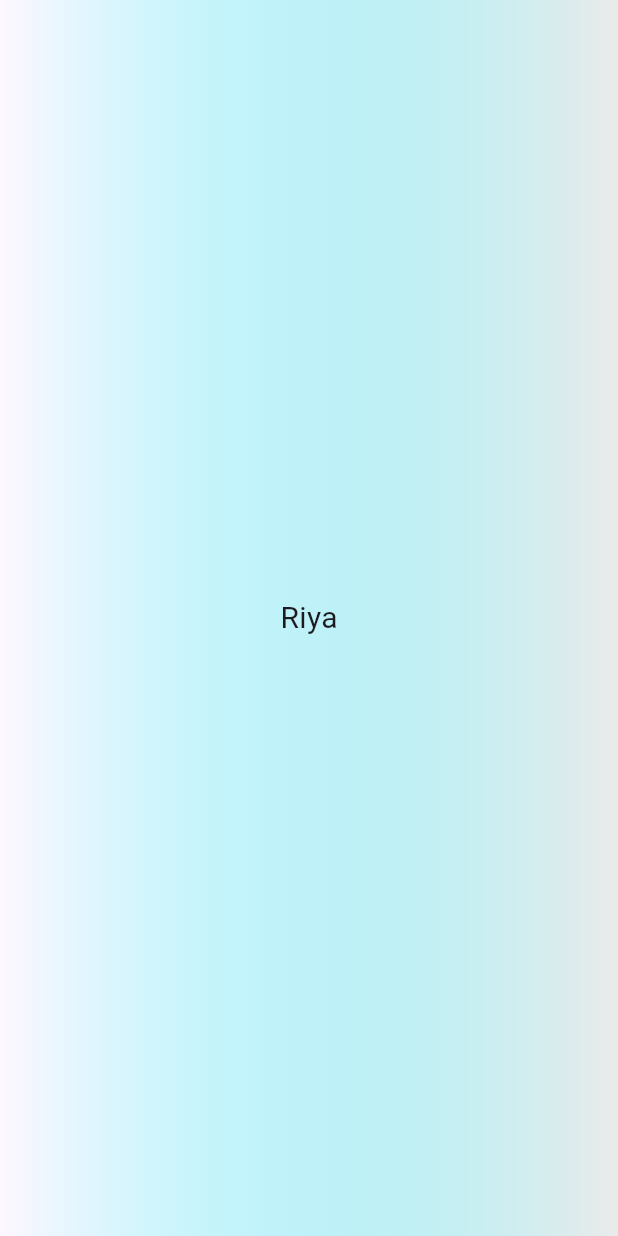
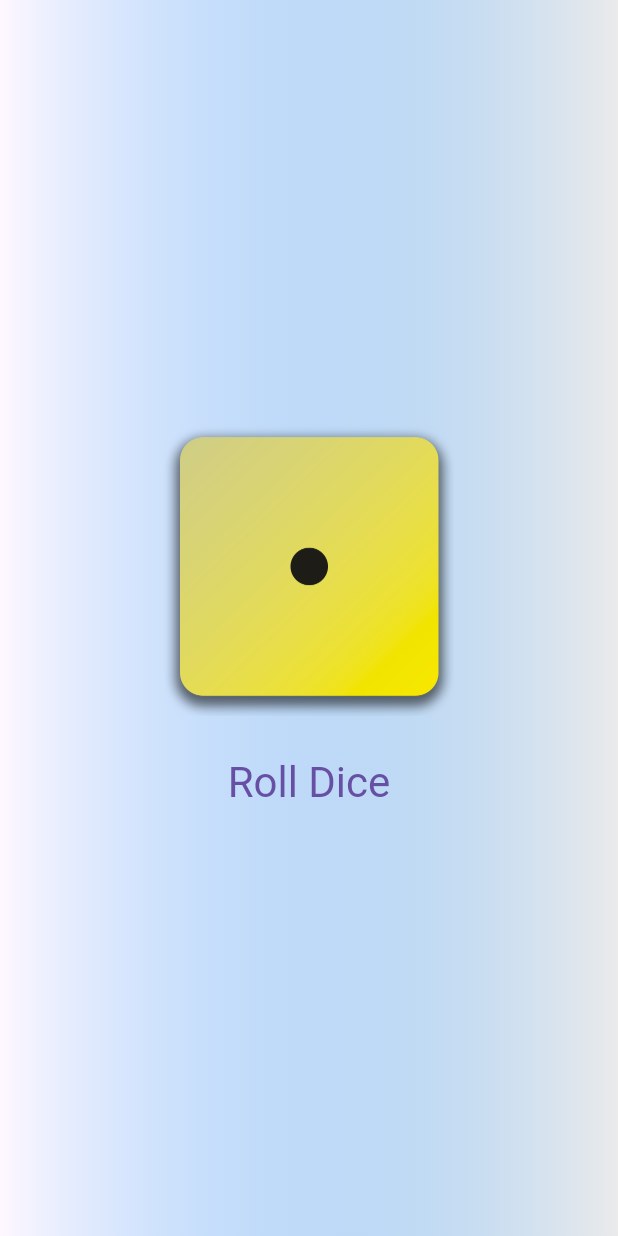
Before and after one commit to riya-gandhi/dice-app-flutter, a Flutter app: the screen it shows after launch, on a phone screen of 412 x 824 dp. Run offline on Flutter 3.47's test engine with Material 3 defaults, Android fonts, the phone set to English and light mode, and no system bars.

Commit message:
Add: Button widget and Text Style

```diff
--- a/lib/gradient_container.dart
+++ b/lib/gradient_container.dart
@@ -1,21 +1,38 @@
 import 'package:flutter/material.dart';
-import 'package:dice_app/styled_text.dart';
+// import 'package:dice_app/styled_text.dart';
 
-class GradientContainer extends StatelessWidget{
+class GradientContainer extends StatelessWidget {
   const GradientContainer({super.key, required this.list});
 
   final List<Color> list;
 
+  void rollDice() {
+    //..
+  }
+
   @override
   Widget build(BuildContext context) {
     return Container(
-          decoration: BoxDecoration(
-            gradient: LinearGradient(colors: list),
+      decoration: BoxDecoration(
+        gradient: LinearGradient(colors: list),
+      ),
+      child: Center(
+          child: Column(
+        mainAxisSize: MainAxisSize.min,
+        children: [
+          Image.asset(
+            'assets/images/dice-1.png',
+            width: 200,
           ),
-          child: const Center(
-            child: StyledText("Riya")
-          ),
-        );
+          const SizedBox(height: 20),
+          TextButton(
+            onPressed: rollDice,
+            style:
+                TextButton.styleFrom(textStyle: const TextStyle(fontSize: 28)),
+            child: const Text("Roll Dice"),
+          )
+        ],
+      )),
+    );
   }
-
 }
--- a/lib/main.dart
+++ b/lib/main.dart
@@ -5,7 +5,7 @@ void main() {
   runApp(
     const MaterialApp(
       home: Scaffold(
-        body: GradientContainer(list: [Color.fromARGB(0, 10, 239, 247), Color.fromARGB(249, 234, 234, 234)],)
+        body: GradientContainer(list: [Color.fromARGB(0, 10, 140, 247), Color.fromARGB(249, 234, 234, 234)],)
       ),
     ),
   );
```
Also changed, not shown: pubspec.yaml (+7 -3 lines), assets/images/dice-1.png (added), assets/images/dice-2.png (added), assets/images/dice-3.png (added), assets/images/dice-4.png (added), assets/images/dice-5.png (added), assets/images/dice-6.png (added).
